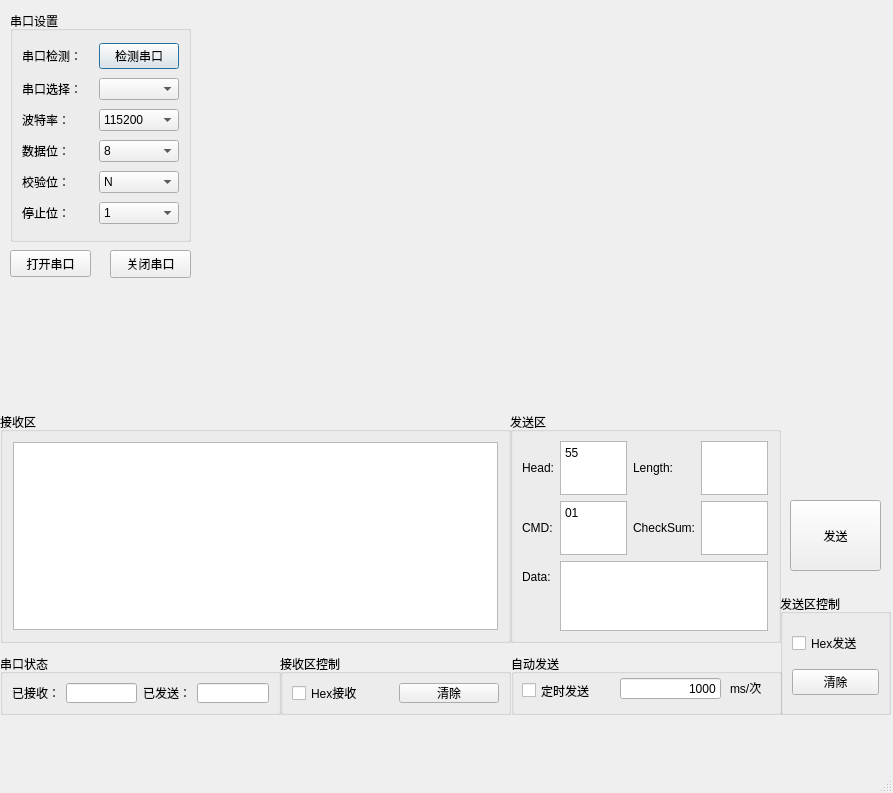
Above: Pyserial-Demo-master/ui_demo_1.ui from yuexia9527/PyQt5 before the change. Below: the same form after it.
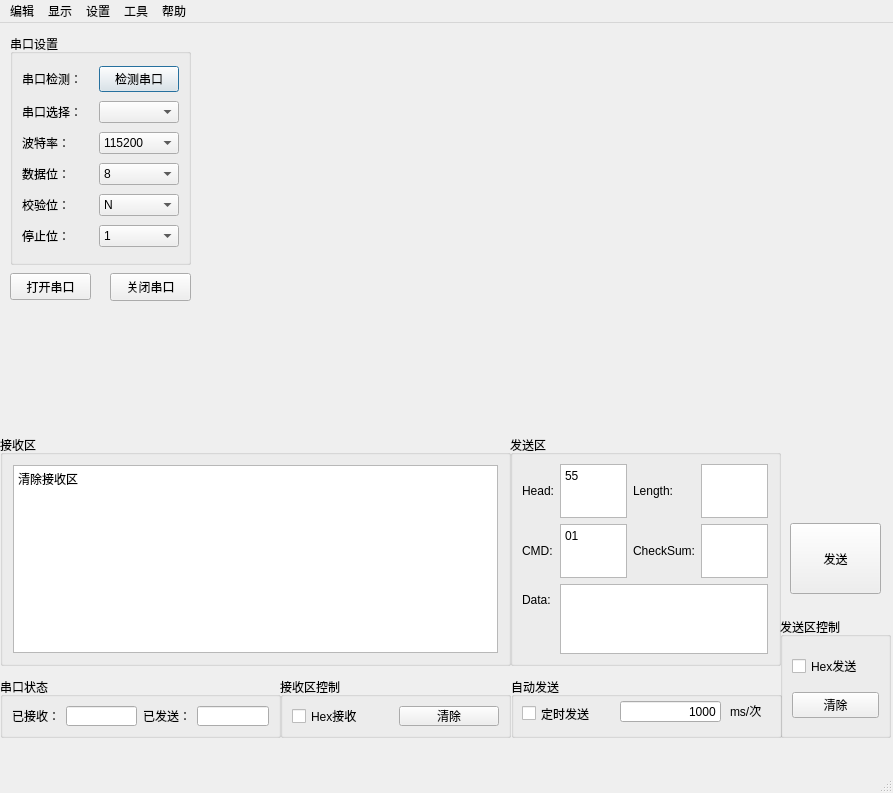
That is the form after the change.

The edit to the form file:
```diff
--- a/Pyserial-Demo-master/ui_demo_1.ui
+++ b/Pyserial-Demo-master/ui_demo_1.ui
@@ -498,7 +498,15 @@
       <number>10</number>
      </property>
      <item>
-      <widget class="QTextBrowser" name="s2__receive_text"/>
+      <widget class="QTextBrowser" name="s2__receive_text">
+       <property name="html">
+        <string>&lt;!DOCTYPE HTML PUBLIC &quot;-//W3C//DTD HTML 4.0//EN&quot; &quot;http://www.w3.org/TR/REC-html40/strict.dtd&quot;&gt;
+&lt;html&gt;&lt;head&gt;&lt;meta name=&quot;qrichtext&quot; content=&quot;1&quot; /&gt;&lt;style type=&quot;text/css&quot;&gt;
+p, li { white-space: pre-wrap; }
+&lt;/style&gt;&lt;/head&gt;&lt;body style=&quot; font-family:'SimSun'; font-size:9pt; font-weight:400; font-style:normal;&quot;&gt;
+&lt;p style=&quot; margin-top:0px; margin-bottom:0px; margin-left:0px; margin-right:0px; -qt-block-indent:0; text-indent:0px;&quot;&gt;清除接收区&lt;/p&gt;&lt;/body&gt;&lt;/html&gt;</string>
+       </property>
+      </widget>
      </item>
     </layout>
    </widget>
@@ -547,6 +555,40 @@
      <height>26</height>
     </rect>
    </property>
+   <widget class="QMenu" name="menu">
+    <property name="title">
+     <string>编辑</string>
+    </property>
+    <addaction name="action"/>
+    <addaction name="action_2"/>
+    <addaction name="action_3"/>
+    <addaction name="action_4"/>
+   </widget>
+   <widget class="QMenu" name="menu_2">
+    <property name="title">
+     <string>显示</string>
+    </property>
+   </widget>
+   <widget class="QMenu" name="menu_3">
+    <property name="title">
+     <string>工具</string>
+    </property>
+   </widget>
+   <widget class="QMenu" name="menu_4">
+    <property name="title">
+     <string>帮助</string>
+    </property>
+   </widget>
+   <widget class="QMenu" name="menu_5">
+    <property name="title">
+     <string>设置</string>
+    </property>
+   </widget>
+   <addaction name="menu"/>
+   <addaction name="menu_2"/>
+   <addaction name="menu_5"/>
+   <addaction name="menu_3"/>
+   <addaction name="menu_4"/>
   </widget>
   <widget class="QStatusBar" name="statusbar"/>
  </widget>
```
Left out of the diff: 20 changed lines with no effect on the pictures.
